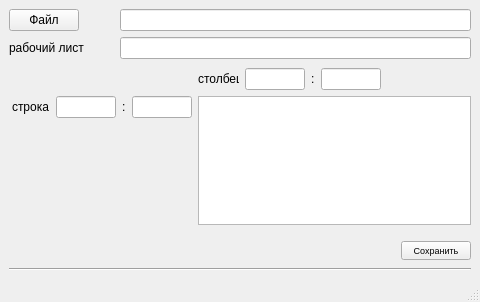
Qt form src/main/python/exceleditor.ui (MaksimTy/Example) before a commit.
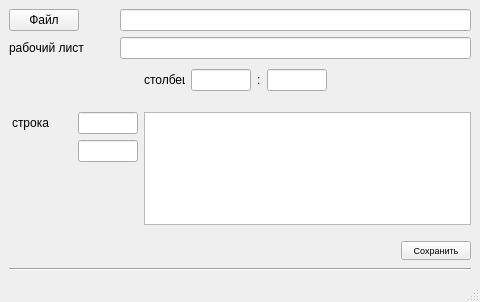
The same form after that commit. Icons and pictures are not drawn.

What changed in the file:
```diff
--- a/src/main/python/exceleditor.ui
+++ b/src/main/python/exceleditor.ui
@@ -337,7 +337,7 @@
      </layout>
     </item>
     <item>
-     <layout class="QGridLayout" name="gridLayout" rowstretch="1,1,25" columnstretch="1,1,25" rowminimumheight="1,1,25" columnminimumwidth="1,1,25">
+     <layout class="QGridLayout" name="gridLayout" rowstretch="1,0,1,15,0,0,0,0,0,0,0" columnstretch="1,1,1,0,0" rowminimumheight="1,0,1,15,0,0,0,0,0,0,0" columnminimumwidth="1,1,1,0,0">
       <property name="leftMargin">
        <number>3</number>
       </property>
@@ -347,7 +347,7 @@
       <property name="bottomMargin">
        <number>3</number>
       </property>
-      <item row="1" column="1" rowspan="2" colspan="2">
+      <item row="7" column="1" rowspan="4" colspan="4">
        <widget class="QTextEdit" name="text">
         <property name="readOnly">
          <bool>false</bool>
@@ -357,7 +357,7 @@
         </property>
        </widget>
       </item>
-      <item row="0" column="1">
+      <item row="2" column="1">
        <layout class="QHBoxLayout" name="horizontalLayout_9" stretch="0,0,0,0">
         <property name="spacing">
          <number>6</number>
@@ -479,12 +479,12 @@
         </item>
        </layout>
       </item>
-      <item row="1" column="0">
+      <item row="7" column="0">
        <layout class="QHBoxLayout" name="horizontalLayout_10">
         <property name="sizeConstraint">
          <enum>QLayout::SetMinimumSize</enum>
         </property>
-        <item alignment="Qt::AlignLeft">
+        <item>
          <widget class="QLabel" name="label_row">
           <property name="baseSize">
            <size>
@@ -537,14 +537,23 @@
           </property>
          </widget>
         </item>
+       </layout>
+      </item>
+      <item row="8" column="0">
+       <layout class="QHBoxLayout" name="horizontalLayout_3">
         <item>
          <widget class="QLabel" name="label_2">
+          <property name="font">
+           <font>
+            <pointsize>8</pointsize>
+           </font>
+          </property>
           <property name="text">
-           <string>:</string>
+           <string/>
           </property>
          </widget>
         </item>
-        <item alignment="Qt::AlignLeft">
+        <item>
          <widget class="QLineEdit" name="lineEdit_row2">
           <property name="minimumSize">
            <size>
```
